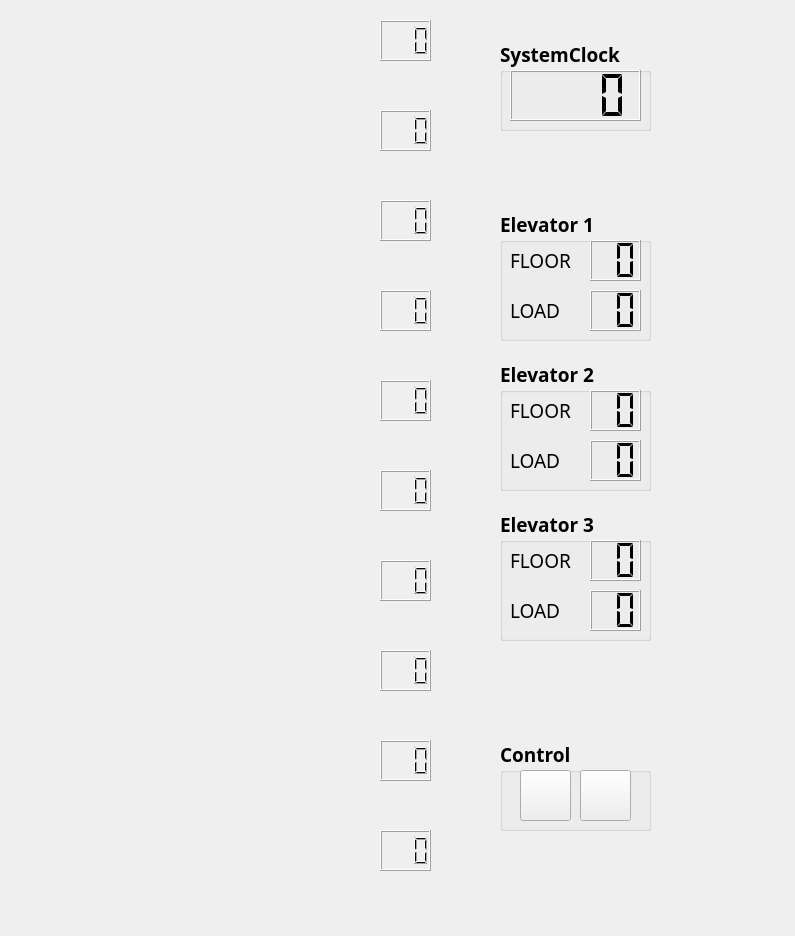
Qt form simulationwindow.ui (Jackiu1997/QtSimulationElevator) before a commit.
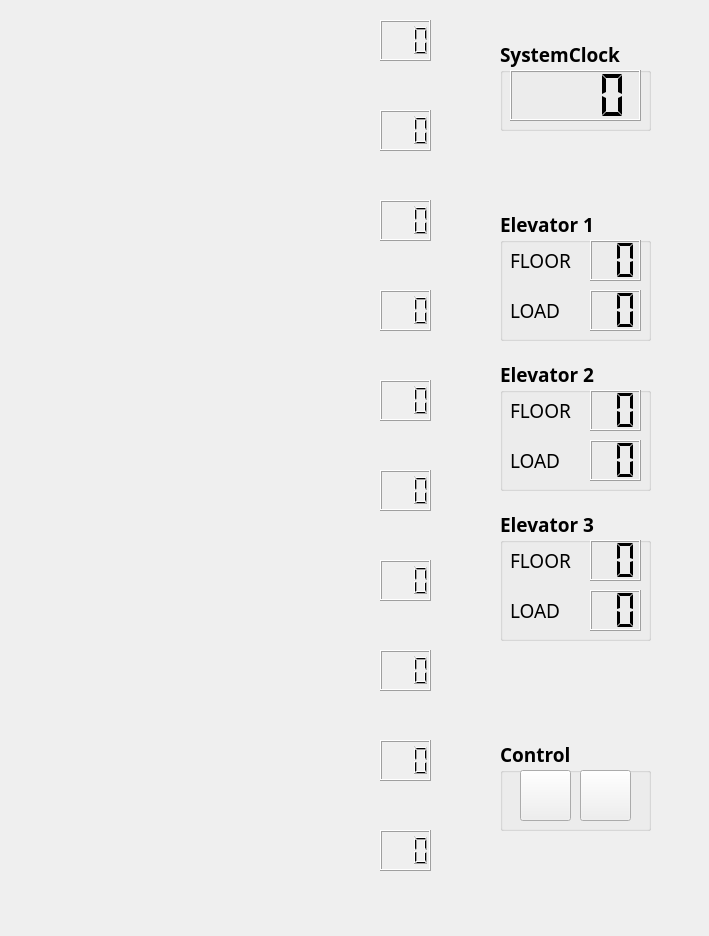
The same form after that commit.

Diff of the .ui file:
```diff
--- a/simulationwindow.ui
+++ b/simulationwindow.ui
@@ -6,7 +6,7 @@
    <rect>
     <x>0</x>
     <y>0</y>
-    <width>795</width>
+    <width>709</width>
     <height>936</height>
    </rect>
   </property>
```
Left out of the diff: 6 changed lines with no effect on the pictures.
